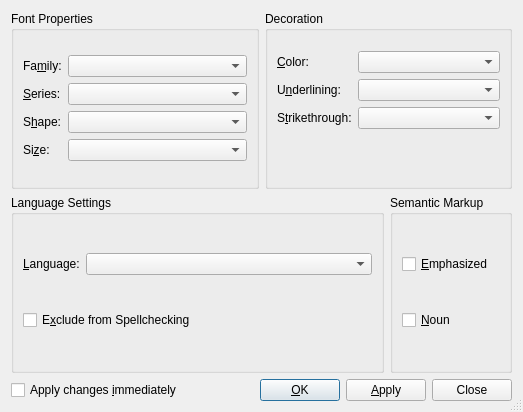
First picture: the form in src/frontends/qt4/ui/CharacterUi.ui, repository cburschka/lyx, before the edit.
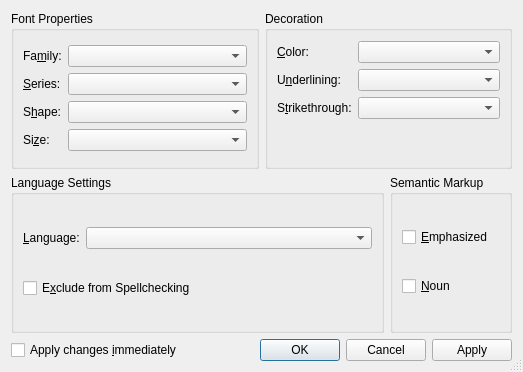
Second picture: the form after the edit.

Commit message:
Start using QDialogButtonGroup rather than manual OK etc. buttons
This assures the OK/Apply/Cancel/Restore buttons use the layout/style
of the OS (button order, icons).

The goal is to move all dialogs to this for 2.4.

See #11003

```diff
--- a/src/frontends/qt4/ui/CharacterUi.ui
+++ b/src/frontends/qt4/ui/CharacterUi.ui
@@ -7,7 +7,7 @@
     <x>0</x>
     <y>0</y>
     <width>523</width>
-    <height>412</height>
+    <height>372</height>
    </rect>
   </property>
   <property name="windowTitle">
@@ -61,35 +61,9 @@
       </spacer>
      </item>
      <item>
-      <widget class="QPushButton" name="okPB">
-       <property name="text">
-        <string>&amp;OK</string>
-       </property>
-       <property name="default">
-        <bool>true</bool>
-       </property>
-      </widget>
-     </item>
-     <item>
-      <widget class="QPushButton" name="applyPB">
-       <property name="text">
-        <string>&amp;Apply</string>
-       </property>
-       <property name="autoDefault">
-        <bool>false</bool>
-       </property>
-      </widget>
-     </item>
-     <item>
-      <widget class="QPushButton" name="closePB">
-       <property name="text">
-        <string>Close</string>
-       </property>
-       <property name="autoDefault">
-        <bool>false</bool>
-       </property>
-       <property name="default">
-        <bool>false</bool>
+      <widget class="QDialogButtonBox" name="buttonBox">
+       <property name="standardButtons">
+        <set>QDialogButtonBox::Apply|QDialogButtonBox::Cancel|QDialogButtonBox::Ok</set>
        </property>
       </widget>
      </item>
```
Left out of the diff: 3 changed lines with no effect on the pictures. The commit also changes 20 other files.
